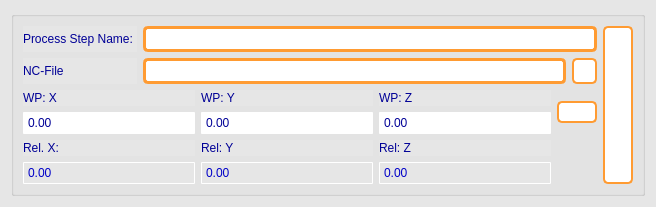
This is GUI_files/process_step_widget.ui in goegilein/Controller as Qt 5 draws it before an edit. The edited form follows.
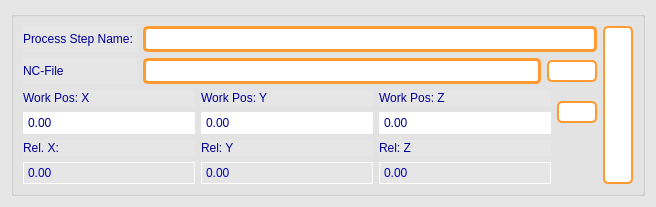
This is the edited form. Icons and pictures are not drawn.

```diff
--- a/GUI_files/process_step_widget.ui
+++ b/GUI_files/process_step_widget.ui
@@ -164,11 +164,17 @@
         <item>
          <widget class="QPushButton" name="load_file_button">
           <property name="sizePolicy">
-           <sizepolicy hsizetype="Minimum" vsizetype="Minimum">
+           <sizepolicy hsizetype="Fixed" vsizetype="Fixed">
             <horstretch>20</horstretch>
-            <verstretch>20</verstretch>
+            <verstretch>30</verstretch>
            </sizepolicy>
           </property>
+          <property name="minimumSize">
+           <size>
+            <width>50</width>
+            <height>0</height>
+           </size>
+          </property>
           <property name="maximumSize">
            <size>
             <width>25</width>
@@ -185,6 +191,12 @@
            <iconset>
             <normaloff>resources/load.png</normaloff>resources/load.png</iconset>
           </property>
+          <property name="iconSize">
+           <size>
+            <width>25</width>
+            <height>25</height>
+           </size>
+          </property>
          </widget>
         </item>
        </layout>
@@ -207,11 +219,11 @@
        <widget class="QLineEdit" name="step_name_edit"/>
       </item>
       <item row="2" column="0" colspan="2">
-       <layout class="QGridLayout" name="gridLayout_4" rowstretch="0,1,0,1" columnstretch="1,1,1,0,0">
+       <layout class="QGridLayout" name="gridLayout_4" rowstretch="0,1,0,1" columnstretch="1,1,1,0">
         <item row="0" column="1">
          <widget class="QLabel" name="label_3">
           <property name="text">
-           <string>WP: Y</string>
+           <string>Work Pos: Y</string>
           </property>
          </widget>
         </item>
@@ -238,14 +250,14 @@
         <item row="0" column="2">
          <widget class="QLabel" name="label_4">
           <property name="text">
-           <string>WP: Z</string>
+           <string>Work Pos: Z</string>
           </property>
          </widget>
         </item>
         <item row="0" column="0">
          <widget class="QLabel" name="label_2">
           <property name="text">
-           <string>WP: X</string>
+           <string>Work Pos: X</string>
           </property>
          </widget>
         </item>
```
Left out of the diff: 14 changed lines with no effect on the pictures.
